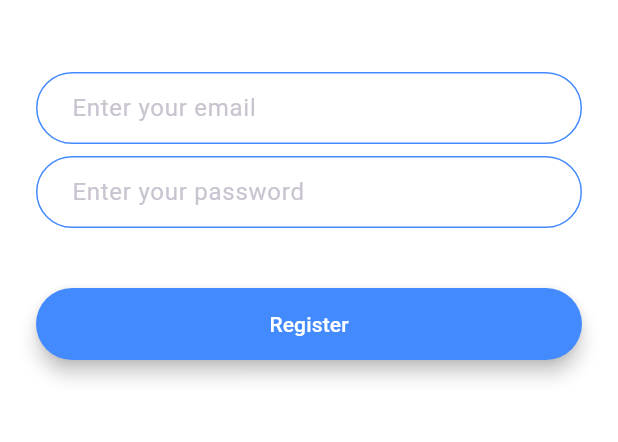
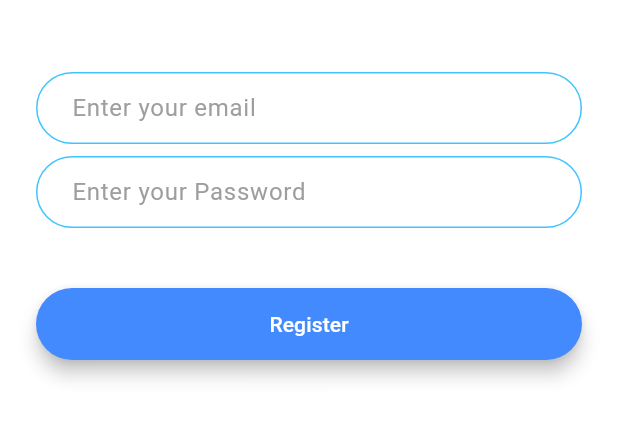
Before and after one commit to EthanKatungi/chatapp, a Flutter app: the RegistrationScreen screen opened by its route, on a phone screen of 412 x 824 dp, the part 576-1018 px from its top. Run offline on Flutter 3.47's test engine with Material 3 defaults, Android fonts, the phone set to English and light mode, and no system bars; our stand-ins replace animated_text_kit.

Commit message:
modified:   lib/constants.dart 	modified:   lib/screens/login_screen.dart 	modified:   lib/screens/registration_screen.dart

```diff
--- a/lib/constants.dart
+++ b/lib/constants.dart
@@ -17,3 +17,20 @@ const kMessageContainerDecoration = BoxDecoration(
     top: BorderSide(color: Colors.lightBlueAccent, width: 2.0),
   ),
 );
+
+const kTextFieldDecoration = InputDecoration(
+  hintText: 'Enter your email',
+  hintStyle: TextStyle(color: Colors.grey),
+  contentPadding: EdgeInsets.symmetric(vertical: 10.0, horizontal: 20.0),
+  border: OutlineInputBorder(
+    borderRadius: BorderRadius.all(Radius.circular(32.0)),
+  ),
+  enabledBorder: OutlineInputBorder(
+    borderSide: BorderSide(color: Colors.lightBlueAccent, width: 1.0),
+    borderRadius: BorderRadius.all(Radius.circular(32.0)),
+  ),
+  focusedBorder: OutlineInputBorder(
+    borderSide: BorderSide(color: Colors.lightBlueAccent, width: 2.0),
+    borderRadius: BorderRadius.all(Radius.circular(32.0)),
+  ),
+);
--- a/lib/screens/registration_screen.dart
+++ b/lib/screens/registration_screen.dart
@@ -2,6 +2,7 @@
 
 import 'package:flutter/material.dart';
 import 'package:chatapp/components/rounded_button.dart';
+import 'package:chatapp/constants.dart';
 
 class RegistrationScreen extends StatefulWidget {
   static const id = 'registration_screen';
@@ -36,22 +37,7 @@ class _RegistrationScreenState extends State<RegistrationScreen> {
               onChanged: (value) {
                 //Do something with the user input.
               },
-              decoration: InputDecoration(
-                hintText: 'Enter your email',
-                contentPadding:
-                    EdgeInsets.symmetric(vertical: 10.0, horizontal: 20.0),
-                border: OutlineInputBorder(
-                  borderRadius: BorderRadius.all(Radius.circular(32.0)),
-                ),
-                enabledBorder: OutlineInputBorder(
-                  borderSide: BorderSide(color: Colors.blueAccent, width: 1.0),
-                  borderRadius: BorderRadius.all(Radius.circular(32.0)),
-                ),
-                focusedBorder: OutlineInputBorder(
-                  borderSide: BorderSide(color: Colors.blueAccent, width: 2.0),
-                  borderRadius: BorderRadius.all(Radius.circular(32.0)),
-                ),
-              ),
+              decoration: kTextFieldDecoration,
             ),
             SizedBox(
               height: 8.0,
@@ -60,22 +46,7 @@ class _RegistrationScreenState extends State<RegistrationScreen> {
               onChanged: (value) {
                 //Do something with the user input.
               },
-              decoration: InputDecoration(
-                hintText: 'Enter your password',
-                contentPadding:
-                    EdgeInsets.symmetric(vertical: 10.0, horizontal: 20.0),
-                border: OutlineInputBorder(
-                  borderRadius: BorderRadius.all(Radius.circular(32.0)),
-                ),
-                enabledBorder: OutlineInputBorder(
-                  borderSide: BorderSide(color: Colors.blueAccent, width: 1.0),
-                  borderRadius: BorderRadius.all(Radius.circular(32.0)),
-                ),
-                focusedBorder: OutlineInputBorder(
-                  borderSide: BorderSide(color: Colors.blueAccent, width: 2.0),
-                  borderRadius: BorderRadius.all(Radius.circular(32.0)),
-                ),
-              ),
+              decoration: kTextFieldDecoration.copyWith(hintText: 'Enter your Password'),
             ),
             SizedBox(
               height: 24.0,
```
Also changed, not shown: lib/screens/login_screen.dart (+3 -36 lines).
